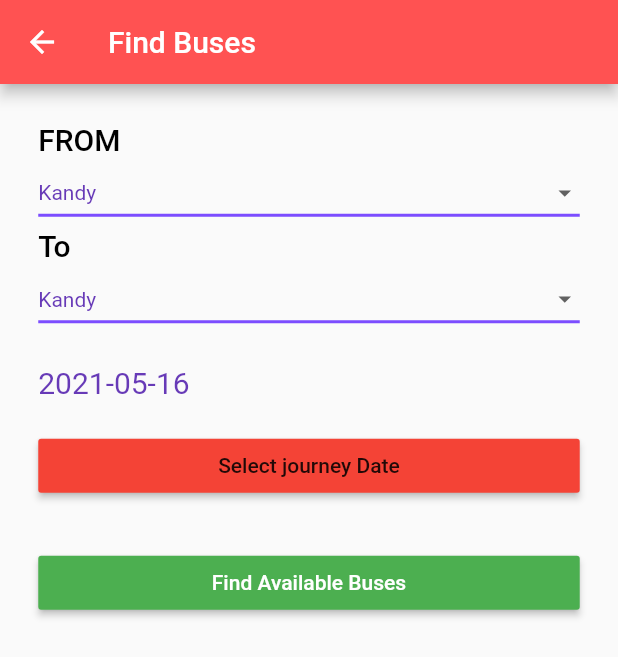
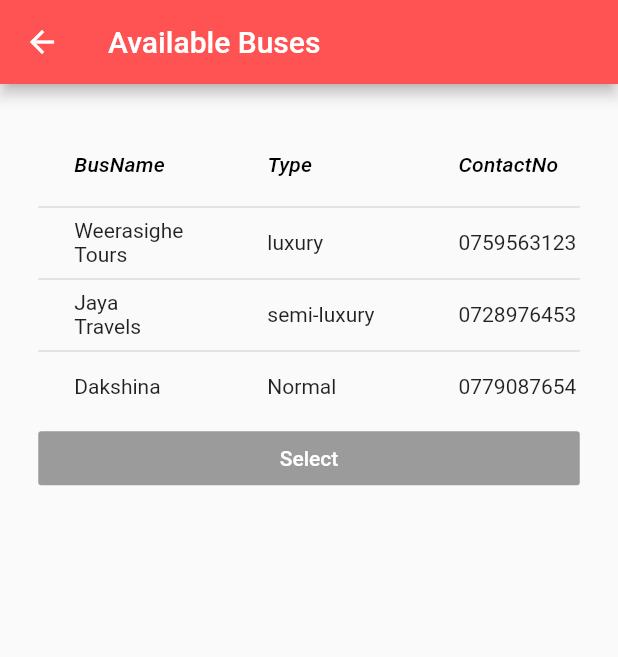
Before and after one commit to bitReble/OnlineSeats_Mobile, a Flutter app: the FindBuses screen opened directly, after a tap on "Find Available Buses", on a phone screen of 412 x 824 dp. Shown: the top 657 px of the screen. Run offline on Flutter 3.47's test engine with Material 2 defaults, Android fonts, the phone set to English and light mode, and no system bars.

Commit message:
add available buses page

```diff
--- a/lib/ui/availableBusList.dart
+++ b/lib/ui/availableBusList.dart
@@ -0,0 +1,81 @@
+import 'package:flutter/material.dart';
+
+class AvailableBusList extends StatefulWidget {
+  AvailableBusList({Key key}) : super(key: key);
+  createState() {
+    return AvailableBusListState();
+  }
+}
+
+class AvailableBusListState extends State<AvailableBusList> {
+  @override
+  Widget build(BuildContext context) {
+    return Scaffold(
+        appBar: AppBar(
+          title: Text(
+            'Available Buses',
+          ),
+          backgroundColor: Colors.redAccent,
+        ),
+        body: Container(
+          margin: EdgeInsets.all(25.5),
+          child: ListView(
+            children: <Widget>[
+              DataTable(
+                columns: const <DataColumn>[
+                  DataColumn(
+                    label: Text(
+                      'BusName',
+                      style: TextStyle(fontStyle: FontStyle.italic),
+                    ),
+                  ),
+                  DataColumn(
+                    label: Text(
+                      'Type',
+                      style: TextStyle(fontStyle: FontStyle.italic),
+                    ),
+                  ),
+                  DataColumn(
+                    label: Text(
+                      'ContactNo',
+                      style: TextStyle(fontStyle: FontStyle.italic),
+                    ),
+                  ),
+                ],
+                rows: const <DataRow>[
+                  DataRow(
+                    cells: <DataCell>[
+                      DataCell(Text('Weerasighe Tours')),
+                      DataCell(Text('luxury')),
+                      DataCell(Text('0759563123')),
+                    ],
+                  ),
+                  DataRow(
+                    cells: <DataCell>[
+                      DataCell(Text('Jaya Travels')),
+                      DataCell(Text('semi-luxury')),
+                      DataCell(Text('0728976453')),
+                    ],
+                  ),
+                  DataRow(
+                    cells: <DataCell>[
+                      DataCell(Text('Dakshina')),
+                      DataCell(Text('Normal')),
+                      DataCell(Text('0779087654')),
+                    ],
+                  ),
+                ],
+              ),
+              RaisedButton(
+                onPressed: null,
+                child: Text(
+                  'Select',
+                  style: TextStyle(color: Colors.white),
+                ),
+                color: Colors.blue,
+              )
+            ],
+          ),
+        ));
+  }
+}
--- a/lib/ui/findBuses.dart
+++ b/lib/ui/findBuses.dart
@@ -1,4 +1,5 @@
 import 'package:flutter/material.dart';
+import 'availableBusList.dart';
 
 class FindBuses extends StatefulWidget {
   createState() {
@@ -154,8 +155,11 @@ class FindBusesState extends State<FindBuses> {
               ),
               RaisedButton(
                 onPressed: () => _selectDate(context),
-                child: Text('Select journey Date'),
-                color: Colors.red,
+                child: Text('Select journey Date',
+                    style: TextStyle(
+                      color: Colors.white,
+                    )),
+                color: Colors.blue,
               ),
               SizedBox(
                 height: 30.0,
@@ -164,7 +168,7 @@ class FindBusesState extends State<FindBuses> {
                 onPressed: () {
                   Navigator.push(
                     context,
-                    MaterialPageRoute(builder: (context) => FindBuses()),
+                    MaterialPageRoute(builder: (context) => AvailableBusList()),
                   );
                 },
                 child: Text(
```
